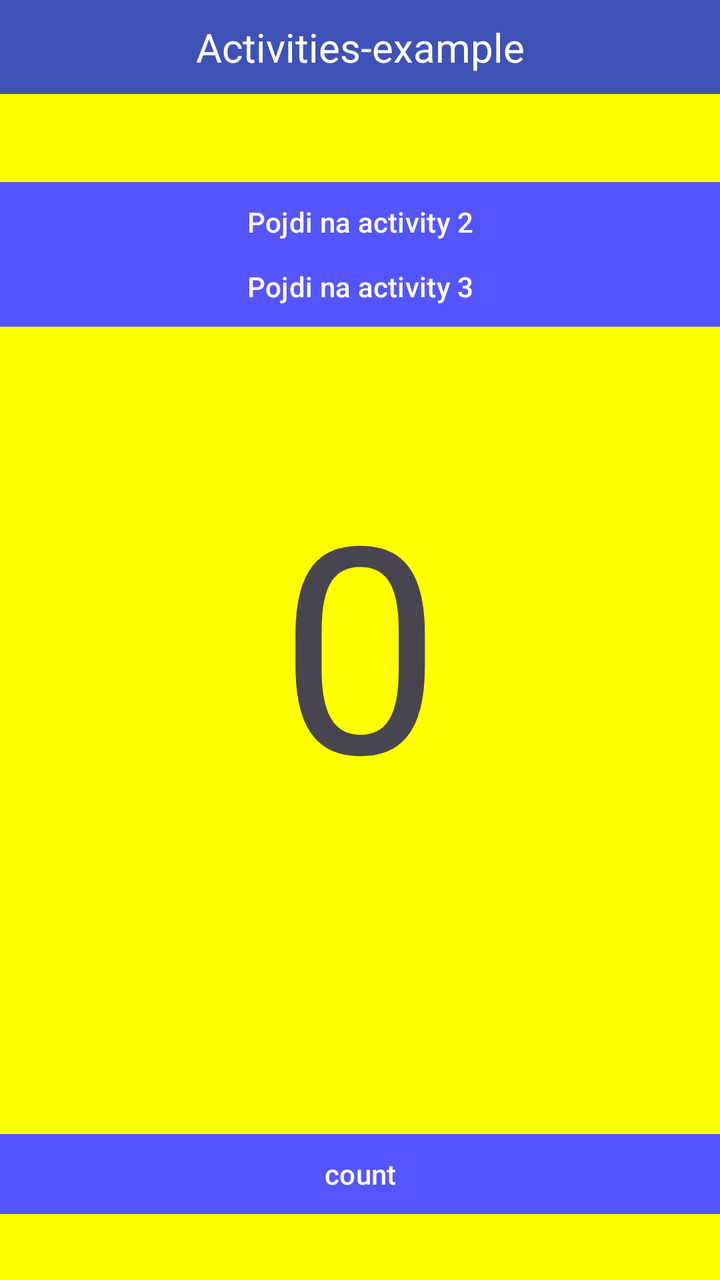
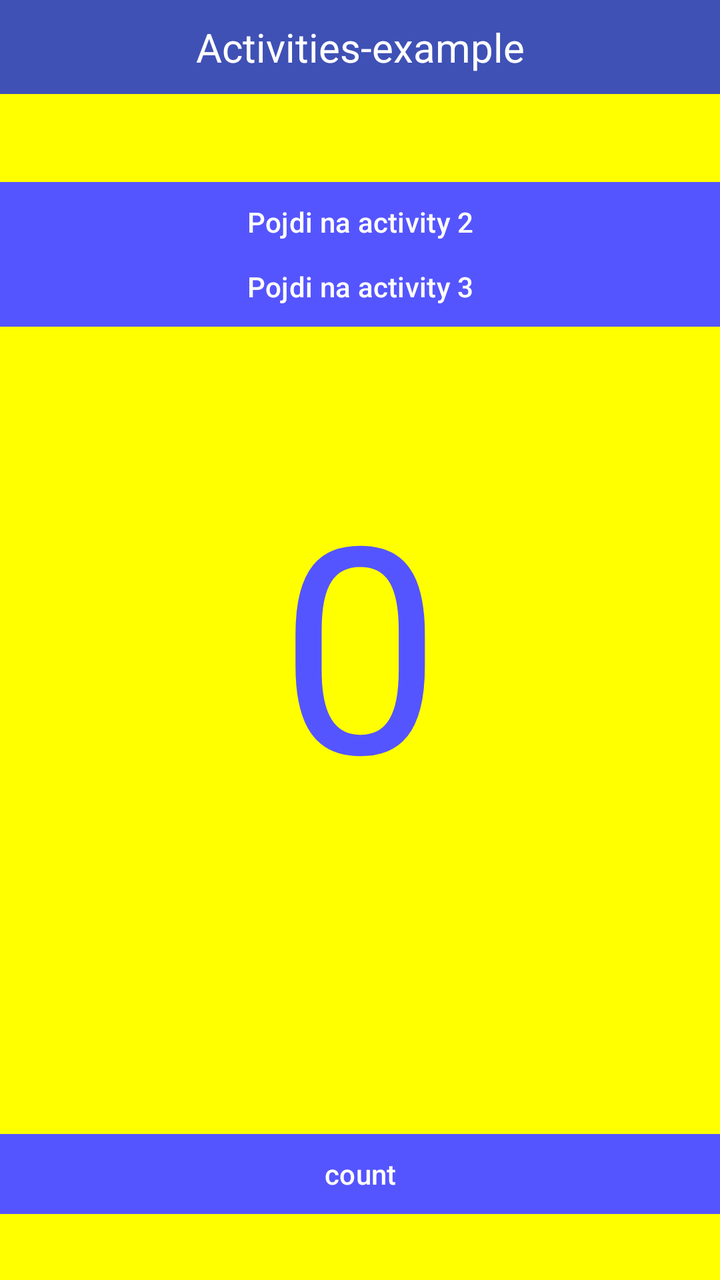

Compare the two renders of this Android layout. The source of the first and the diff that turns it into the second are given below.
<!-- AndroidManifest.xml: application theme Theme.Razlicne_aktivnosti -->
<!-- res/layout/activity_main.xml -->
<?xml version="1.0" encoding="utf-8"?>
<androidx.constraintlayout.widget.ConstraintLayout xmlns:android="http://schemas.android.com/apk/res/android"
    xmlns:app="http://schemas.android.com/apk/res-auto"
    xmlns:tools="http://schemas.android.com/tools"
    android:id="@+id/main"
    android:layout_width="match_parent"
    android:layout_height="match_parent"
    tools:context=".MainActivity"
    android:background="#FFFF00">

    <TextView
        android:id="@+id/textView"
        android:layout_width="wrap_content"
        android:layout_height="wrap_content"
        android:layout_marginBottom="40dp"
        android:width="412dp"
        android:background="#3F51B5"
        android:gravity="center"
        android:padding="10dp"
        android:text="Activities-example"
        android:textColor="@color/white"
        android:textSize="20dp"
        app:layout_constraintBottom_toTopOf="@+id/button"
        app:layout_constraintEnd_toEndOf="parent"
        app:layout_constraintHorizontal_bias="0.5"
        app:layout_constraintStart_toStartOf="parent"
        app:layout_constraintTop_toTopOf="parent" />

    <Button
        android:id="@+id/button2"
        android:layout_width="wrap_content"
        android:layout_height="wrap_content"
        android:layout_marginBottom="57dp"
        android:width="412dp"
        android:backgroundTint="#5555ff"
        android:text="Pojdi na activity 3"
        app:cornerRadius="0dp"
        app:layout_constraintBottom_toTopOf="@+id/textView2"
        app:layout_constraintEnd_toEndOf="parent"
        app:layout_constraintHorizontal_bias="0.0"
        app:layout_constraintStart_toStartOf="parent" />

    <Button
        android:id="@+id/button"
        android:layout_width="wrap_content"
        android:layout_height="wrap_content"
        android:layout_marginTop="40dp"
        android:width="412dp"
        android:backgroundTint="#5555ff"
        android:text="Pojdi na activity 2"
        app:cornerRadius="0dp"
        app:layout_constraintEnd_toEndOf="parent"
        app:layout_constraintHorizontal_bias="0.0"
        app:layout_constraintStart_toStartOf="parent"
        app:layout_constraintTop_toBottomOf="@+id/textView" />

    <Button
        android:id="@+id/button3"
        android:layout_width="wrap_content"
        android:layout_height="wrap_content"
        android:layout_marginTop="147dp"
        android:width="412dp"
        android:backgroundTint="#5555ff"
        android:text="count"
        app:cornerRadius="0dp"
        app:layout_constraintEnd_toEndOf="parent"
        app:layout_constraintHorizontal_bias="0.0"
        app:layout_constraintStart_toStartOf="parent"
        app:layout_constraintTop_toBottomOf="@+id/textView2" />

    <TextView
        android:id="@+id/textView2"
        android:layout_width="wrap_content"
        android:layout_height="wrap_content"
        android:text="0"
        android:textSize="144dp"
        app:layout_constraintBottom_toBottomOf="parent"
        app:layout_constraintEnd_toEndOf="parent"
        app:layout_constraintHorizontal_bias="0.5"
        app:layout_constraintStart_toStartOf="parent"
        app:layout_constraintTop_toTopOf="parent"
        app:layout_constraintVertical_bias="0.5" />
</androidx.constraintlayout.widget.ConstraintLayout>
<!-- resources referenced by this layout -->
<resources>
  <color name="white">#FFFFFFFF</color>
  <style name="Theme.Razlicne_aktivnosti" parent="Base.Theme.Razlicne_aktivnosti" />
  <style name="Base.Theme.Razlicne_aktivnosti" parent="Theme.Material3.DayNight.NoActionBar">
          
          
      </style>
</resources>

<!-- the commit's change to res/layout/activity_main.xml (unified diff, before → after) -->
@@ -74,6 +74,7 @@
         android:layout_height="wrap_content"
         android:text="0"
         android:textSize="144dp"
+        android:textColor="#5555ff"
         app:layout_constraintBottom_toBottomOf="parent"
         app:layout_constraintEnd_toEndOf="parent"
         app:layout_constraintHorizontal_bias="0.5"
